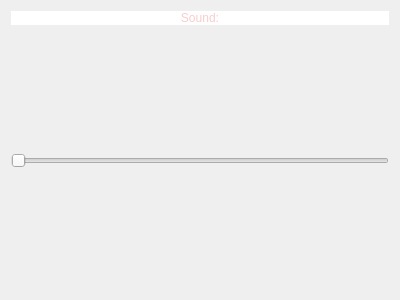
Divljo31/MATFWars, file MATFWars/settings.ui: the form before one commit.
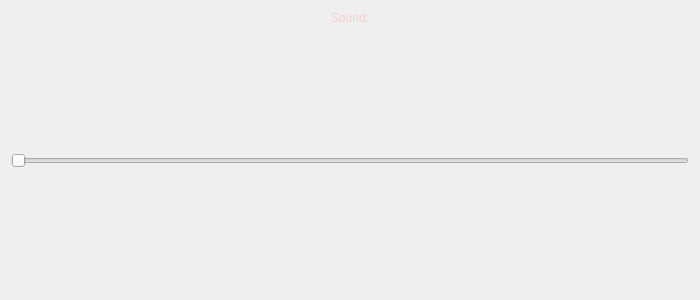
The form after the commit. Icons and pictures are not drawn.

Patch:
```diff
--- a/MATFWars/settings.ui
+++ b/MATFWars/settings.ui
@@ -6,10 +6,22 @@
    <rect>
     <x>0</x>
     <y>0</y>
-    <width>400</width>
+    <width>700</width>
     <height>300</height>
    </rect>
   </property>
+  <property name="minimumSize">
+   <size>
+    <width>700</width>
+    <height>300</height>
+   </size>
+  </property>
+  <property name="maximumSize">
+   <size>
+    <width>1000</width>
+    <height>500</height>
+   </size>
+  </property>
   <property name="windowTitle">
    <string>MATFWars</string>
   </property>
@@ -23,7 +35,6 @@
       <widget class="QLabel" name="sound_label">
        <property name="styleSheet">
         <string notr="true">color: rgb(246, 206, 206);
-background-color: rgb(255, 255, 255);
 font: 600 20pt &quot;URW Bookman&quot;;</string>
        </property>
        <property name="text">
```
Left out of the diff: 4 changed lines with no effect on the pictures.
